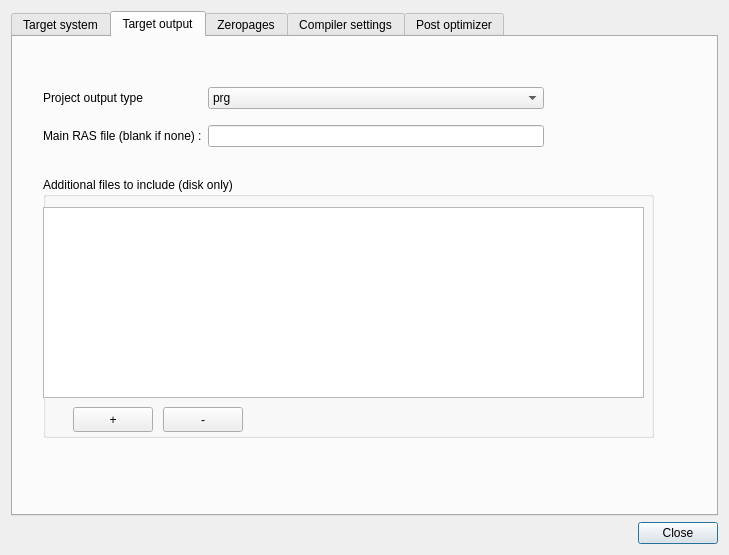
The window that source/dialogprojectsettings.ui (leuat/TRSE) describes before a commit, drawn with Qt 5.
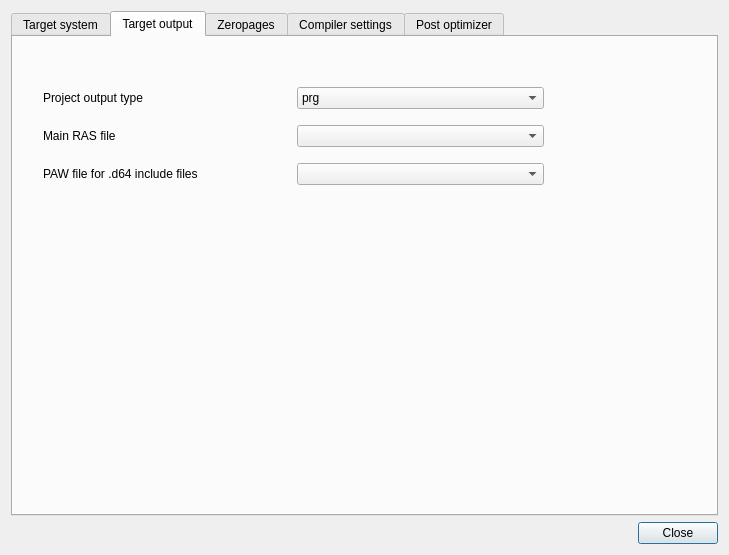
The same window after the commit.

Diff of the .ui file:
```diff
--- a/source/dialogprojectsettings.ui
+++ b/source/dialogprojectsettings.ui
@@ -248,10 +248,17 @@
            <x>30</x>
            <y>40</y>
            <width>501</width>
-           <height>80</height>
+           <height>121</height>
           </rect>
          </property>
          <layout class="QGridLayout" name="gridLayout_4">
+          <item row="1" column="0">
+           <widget class="QLabel" name="label_8">
+            <property name="text">
+             <string>Main RAS file</string>
+            </property>
+           </widget>
+          </item>
           <item row="0" column="1">
            <widget class="QComboBox" name="cmbOutputType">
             <item>
@@ -273,95 +280,21 @@
             </property>
            </widget>
           </item>
-          <item row="1" column="0">
-           <widget class="QLabel" name="label_8">
-            <property name="text">
-             <string>Main RAS file (blank if none) :</string>
-            </property>
-           </widget>
-          </item>
           <item row="1" column="1">
-           <widget class="QLineEdit" name="leMainFile"/>
+           <widget class="QComboBox" name="cmbMainRas"/>
+          </item>
+          <item row="2" column="0">
+           <widget class="QLabel" name="label_9">
+            <property name="text">
+             <string>PAW file for .d64 include files</string>
+            </property>
+           </widget>
+          </item>
+          <item row="2" column="1">
+           <widget class="QComboBox" name="cmbPawInclude"/>
           </item>
          </layout>
         </widget>
-        <widget class="QGroupBox" name="groupBox_2">
-         <property name="geometry">
-          <rect>
-           <x>30</x>
-           <y>140</y>
-           <width>611</width>
-           <height>261</height>
-          </rect>
-         </property>
-         <property name="title">
-          <string>Additional files to include (disk only)</string>
-         </property>
-         <widget class="QPushButton" name="pushButton">
-          <property name="geometry">
-           <rect>
-            <x>30</x>
-            <y>230</y>
-            <width>80</width>
-            <height>25</height>
-           </rect>
-          </property>
-          <property name="text">
-           <string>+</string>
-          </property>
-         </widget>
-         <widget class="QPushButton" name="pushButton_2">
-          <property name="geometry">
-           <rect>
-            <x>120</x>
-            <y>230</y>
-            <width>80</width>
-            <height>25</height>
-           </rect>
-          </property>
-          <property name="text">
-           <string>-</string>
-          </property>
-         </widget>
-         <widget class="QTableWidget" name="tabData">
-          <property name="geometry">
-           <rect>
-            <x>0</x>
-            <y>30</y>
-            <width>601</width>
-            <height>191</height>
-           </rect>
-          </property>
-          <property name="cornerButtonEnabled">
-           <bool>true</bool>
-          </property>
-          <property name="columnCount">
-           <number>2</number>
-          </property>
-          <attribute name="horizontalHeaderVisible">
-           <bool>false</bool>
-          </attribute>
-          <attribute name="horizontalHeaderDefaultSectionSize">
-           <number>200</number>
-          </attribute>
-          <attribute name="horizontalHeaderStretchLastSection">
-           <bool>true</bool>
-          </attribute>
-          <attribute name="verticalHeaderStretchLastSection">
-           <bool>false</bool>
-          </attribute>
-          <column>
-           <property name="text">
-            <string>Name</string>
-           </property>
-          </column>
-          <column>
-           <property name="text">
-            <string>File</string>
-           </property>
-          </column>
-         </widget>
-        </widget>
        </widget>
        <widget class="QWidget" name="tab">
         <attribute name="title">
```
Left out of the diff: 5 changed lines with no effect on the pictures.
